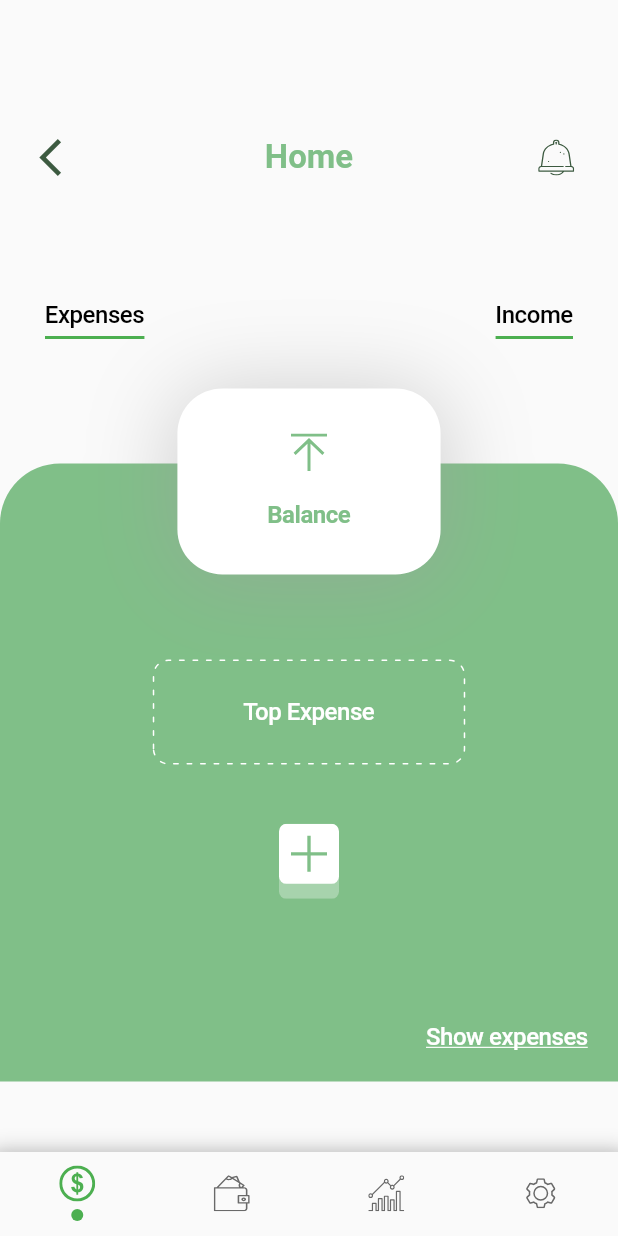
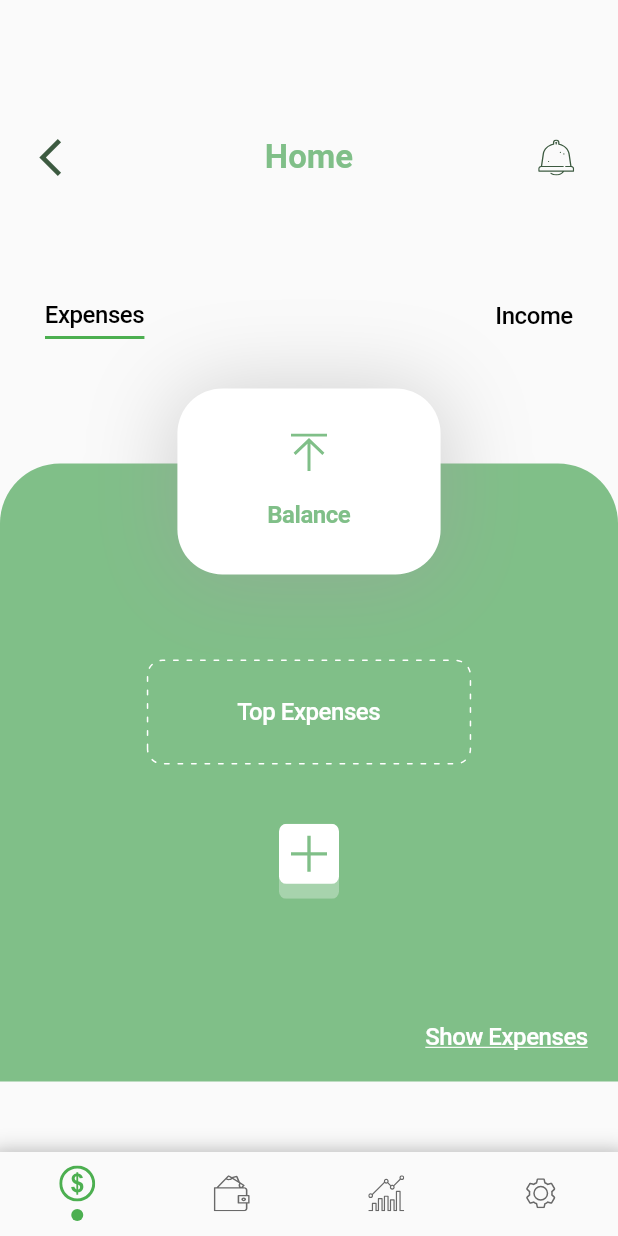
Before and after one commit to AhmedElsherif0/Cashati-App, a Flutter app: the screen it shows after launch, on a phone screen of 412 x 824 dp. Run offline on Flutter 3.47's test engine with Material 2 defaults, Android fonts, the phone set to English and light mode, and no system bars; drawn by our look-alikes of dotted_border; our stand-ins replace bloc, dio, easy_localization, flutter_bloc, flutter_phoenix, flutter_svg and 3 more; Roboto replaces fonts that are missing (poppins).

Commit message:
finished home screen

```diff
--- a/lib/business_logic/home_cubit/home_cubit.dart
+++ b/lib/business_logic/home_cubit/home_cubit.dart
@@ -2,9 +2,14 @@ import 'package:flutter_bloc/flutter_bloc.dart';
 
 import 'home_state.dart';
 
-class GlobalCubit extends Cubit<HomeState> {
-  GlobalCubit() : super(HomeInitial());
+class HomeCubit extends Cubit<HomeState> {
+  HomeCubit() : super(HomeInitial());
 
-  static GlobalCubit get(context) => BlocProvider.of(context);
+  static HomeCubit get(context) => BlocProvider.of(context);
+  bool isSelect = true;
+  void changeExpensesAndIncome(){
+    isSelect = !isSelect;
+    emit(SuccessState());
+  }
 
 }
--- a/lib/business_logic/home_cubit/home_state.dart
+++ b/lib/business_logic/home_cubit/home_state.dart
@@ -2,3 +2,5 @@
 abstract class HomeState {}
 
 class HomeInitial extends HomeState {}
+
+class SuccessState extends HomeState{}
--- a/lib/main.dart
+++ b/lib/main.dart
@@ -10,6 +10,7 @@ import 'package:temp/presentation/screens/user/on_boarding_screens.dart';
 
 import 'business_logic/bloc_observer.dart';
 import 'business_logic/global_cubit/global_cubit.dart';
+import 'business_logic/home_cubit/home_cubit.dart';
 import 'constants/language_manager.dart';
 import 'data/local/cache_helper.dart';
 import 'presentation/router/app_router.dart';
@@ -57,6 +58,8 @@ class _MyAppState extends State<MyApp> {
     return MultiBlocProvider(
       providers: [
         BlocProvider(create: ((context) => GlobalCubit())),
+        BlocProvider(create: ((context) => HomeCubit())),
+
       ],
       child: BlocConsumer<GlobalCubit, GlobalState>(
         listener: (context, state) {},
--- a/lib/presentation/screens/control/control_screen.dart
+++ b/lib/presentation/screens/control/control_screen.dart
@@ -18,6 +18,7 @@ class ControlScreen extends StatelessWidget {
       builder: (context, state) {
         var cubit = GlobalCubit.get(context);
         return Scaffold(
+
             body: cubit.nextPage[cubit.currentIndex],
             bottomNavigationBar: BottomNavBarWidget(cubit: cubit,),);
       },
--- a/lib/presentation/screens/home/home_screen.dart
+++ b/lib/presentation/screens/home/home_screen.dart
@@ -10,7 +10,10 @@ import 'package:sizer/sizer.dart';
 import 'package:temp/presentation/styles/colors.dart';
 
 import '../../../business_logic/global_cubit/global_cubit.dart';
+import '../../../business_logic/home_cubit/home_cubit.dart';
+import '../../../business_logic/home_cubit/home_state.dart';
 import '../../../constants/language_manager.dart';
+import '../../views/card_home.dart';
 import '../../widgets/custom_app_bar.dart';
 
 class HomeScreen extends StatelessWidget {
@@ -18,6 +21,9 @@ class HomeScreen extends StatelessWidget {
 
   @override
   Widget build(BuildContext context) {
+    return BlocConsumer<HomeCubit, HomeState>(
+      builder: (context, state) {
+        var cubit = HomeCubit.get(context);
         return Padding(
           padding: const EdgeInsets.only(top: 90),
           child: Column(
@@ -30,22 +36,25 @@ class HomeScreen extends StatelessWidget {
               Column(
                 children: [
                   Padding(
-                padding: const EdgeInsets.only(left: 30, right: 30, top: 80),
+                    padding:
+                        const EdgeInsets.only(left: 30, right: 30, top: 80),
                     child: Row(
                       children: [
                         InkWell(
-                      onTap: () {},
+                          onTap: () {
+                            cubit.changeExpensesAndIncome();
+                          },
                           child: Container(
                             padding: const EdgeInsets.only(
                               bottom: 5, // Space between underline and text
                             ),
-                        decoration: const BoxDecoration(
-                          border: Border(
+                            decoration: BoxDecoration(
+                              border: cubit.isSelect ? const Border(
                                 bottom: BorderSide(
                                   color: Colors.green,
                                   width: 2,
                                 ),
-                          ),
+                              ):null,
                             ),
                             child: const Text(
                               "Expenses",
@@ -59,18 +68,20 @@ class HomeScreen extends StatelessWidget {
                         ),
                         const Spacer(),
                         InkWell(
-                      onTap: () {},
+                          onTap: () {
+                            cubit.changeExpensesAndIncome();
+                          },
                           child: Container(
                             padding: const EdgeInsets.only(
                               bottom: 5, // Space between underline and text
                             ),
-                        decoration: const BoxDecoration(
-                          border: Border(
+                            decoration:  BoxDecoration(
+                              border:!cubit.isSelect? const Border(
                                 bottom: BorderSide(
                                   color: Colors.green,
                                   width: 2,
                                 ),
-                          ),
+                              ):null,
                             ),
                             child: const Text(
                               "Income",
@@ -88,108 +99,24 @@ class HomeScreen extends StatelessWidget {
                   SizedBox(
                     height: 4.h,
                   ),
-              Stack(
-                children: [
-                  Padding(
-                    padding: const EdgeInsets.only(top: 50),
-                    child: Container(
-                      height: 50.h,
-                      decoration: const BoxDecoration(
-                        color: AppColor.primaryColor,
-                        borderRadius: BorderRadius.only(
-                          topLeft: Radius.circular(40),
-                          topRight: Radius.circular(40),
-                        ),
-                      ),
-                      child: const Padding(
-                        padding: EdgeInsets.all(20.0),
-                        child: Align(
-                          alignment: Alignment.bottomRight,
-                          child: Text(
-                            'Show expenses',
-                            style: TextStyle(
-                                fontWeight: FontWeight.w500,
-                                fontSize: 16,
-                                color: Colors.white,
-                                decoration: TextDecoration.underline),
-                          ),
-                        ),
-                      ),
-                    ),
-                  ),
-                  Align(
-                    alignment: Alignment.center,
-                    child: Container(
-                      decoration: BoxDecoration(
-                        color: Colors.white,
-                        borderRadius: BorderRadius.circular(30),
-                        boxShadow: [
-                          BoxShadow(
-                            color: Colors.grey.withOpacity(0.5),
-                            spreadRadius: 2,
-                            blurRadius: 50,
-                            offset: Offset(0, 4), // changes position of shadow
-                          ),
-                        ],
-                      ),
-                      child: Padding(
-                        padding: const EdgeInsets.only(
-                            left: 60, right: 60, bottom: 30, top: 30),
-                        child: Column(
-                          children: [
-                            SvgPicture.asset(
-                              'assets/icons/download.svg',
-                            ),
-                            SizedBox(height: 20,),
-                            const Text(
-                              'Balance',
-                              style: TextStyle(
-                                  fontWeight: FontWeight.w700,
-                                  fontSize: 16,
-                                  color: AppColor.primaryColor),
-                            ),
-
-                          ],
-                        ),
-                      ),
-                    ),
-                  ),
-                  Padding(
-                    padding: EdgeInsets.only(top: 22.h),
-                    child: Column(
-                      children: [
-                        Align(
-                          alignment: Alignment.center,
-                          child: DottedBorder(
-                            color: Colors.white,
-                            strokeCap: StrokeCap.round,
-                            dashPattern: [3, 6],
-                            borderType: BorderType.RRect,
-                            padding: const EdgeInsets.only(
-                                left: 60, right: 60, top: 25, bottom: 25),
-                            radius: const Radius.circular(10),
-                            child: const Text(
-                              'Top Expense',
-                              style: TextStyle(
-                                  fontWeight: FontWeight.w500,
-                                  fontSize: 16,
-                                  color: Colors.white),
-                            ),
-                          ),
-                        ),
-                        SizedBox(
-                          height: 40,
-                        ),
-                        SvgPicture.asset('assets/icons/plus.svg')
-                      ],
-                    ),
-                  ),
-                ],
-              ),
+                  cubit.isSelect
+                      ? CardHome(
+                          title: "Expenses",
+                          onTapPressed: () {},
+                          onTapShow: () {},
+                        )
+                      : CardHome(
+                          title: 'Income',
+                          onTapPressed: () {},
+                          onTapShow: () {},
+                        )
                 ],
               ),
             ],
           ),
         );
+      },
+      listener: (context, state) {},
+    );
   }
 }
--- /dev/null
+++ b/lib/presentation/views/card_home.dart
@@ -0,0 +1,120 @@
+import 'package:dotted_border/dotted_border.dart';
+import 'package:flutter/material.dart';
+import 'package:flutter_svg/svg.dart';
+import 'package:sizer/sizer.dart';
+
+import '../styles/colors.dart';
+
+class CardHome extends StatelessWidget {
+  const CardHome({Key? key, required this.title, required this.onTapShow, required this.onTapPressed}) : super(key: key);
+
+  final String title;
+  final Function() onTapShow;
+  final Function()  onTapPressed;
+  @override
+  Widget build(BuildContext context) {
+    return  Stack(
+      children: [
+        Padding(
+          padding: const EdgeInsets.only(top: 50),
+          child: Container(
+            height: 50.h,
+            decoration: const BoxDecoration(
+              color: AppColor.primaryColor,
+              borderRadius: BorderRadius.only(
+                topLeft: Radius.circular(40),
+                topRight: Radius.circular(40),
+              ),
+            ),
+            child: Padding(
+              padding: const EdgeInsets.all(20.0),
+              child: Align(
+                alignment: Alignment.bottomRight,
+                child: InkWell(
+                  onTap: onTapShow,
+                  child: Text(
+                    'Show $title',
+                    style: const TextStyle(
+                        fontWeight: FontWeight.w500,
+                        fontSize: 16,
+                        color: Colors.white,
+                        decoration: TextDecoration.underline),
+                  ),
+                ),
+              ),
+            ),
+          ),
+        ),
+        Align(
+          alignment: Alignment.center,
+          child: Container(
+            decoration: BoxDecoration(
+              color: Colors.white,
+              borderRadius: BorderRadius.circular(30),
+              boxShadow: [
+                BoxShadow(
+                  color: Colors.grey.withOpacity(0.5),
+                  spreadRadius: 2,
+                  blurRadius: 50,
+                  offset: const Offset(0, 4), // changes position of shadow
+                ),
+              ],
+            ),
+            child: Padding(
+              padding: const EdgeInsets.only(
+                  left: 60, right: 60, bottom: 30, top: 30),
+              child: Column(
+                children: [
+                  SvgPicture.asset(
+                    'assets/icons/download.svg',
+                  ),
+                  const SizedBox(height: 20,),
+                  const Text(
+                    'Balance',
+                    style: TextStyle(
+                        fontWeight: FontWeight.w700,
+                        fontSize: 16,
+                        color: AppColor.primaryColor),
+                  ),
+
+                ],
+              ),
+            ),
+          ),
+        ),
+        Padding(
+          padding: EdgeInsets.only(top: 22.h),
+          child: Column(
+            children: [
+              Align(
+                alignment: Alignment.center,
+                child: DottedBorder(
+                  color: Colors.white,
+                  strokeCap: StrokeCap.round,
+                  dashPattern: const [3, 6],
+                  borderType: BorderType.RRect,
+                  padding: const EdgeInsets.only(
+                      left: 60, right: 60, top: 25, bottom: 25),
+                  radius: const Radius.circular(10),
+                  child: Text(
+                    'Top $title',
+                    style: const TextStyle(
+                        fontWeight: FontWeight.w500,
+                        fontSize: 16,
+                        color: Colors.white),
+                  ),
+                ),
+              ),
+              const SizedBox(
+                height: 40,
+              ),
+              InkWell(
+                  onTap: onTapPressed,
+                  child: SvgPicture.asset('assets/icons/plus.svg'))
+            ],
+          ),
+        ),
+      ],
+    );
+  }
+}
```
Also changed, not shown: pubspec.yaml (+9 -5 lines), pubspec.lock. Lines whose indentation alone changed are shown as unchanged.
